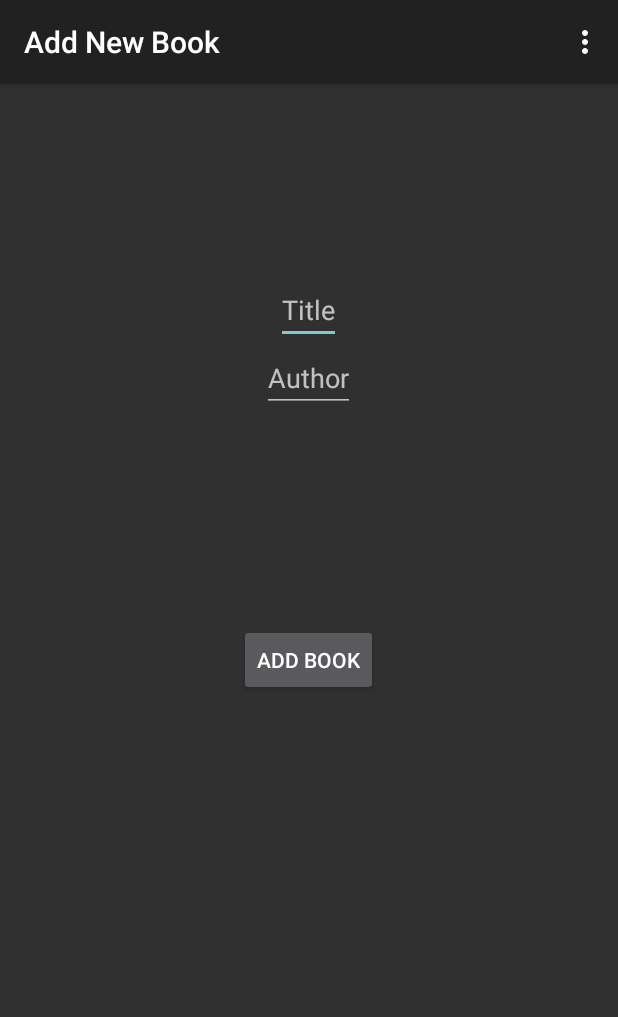
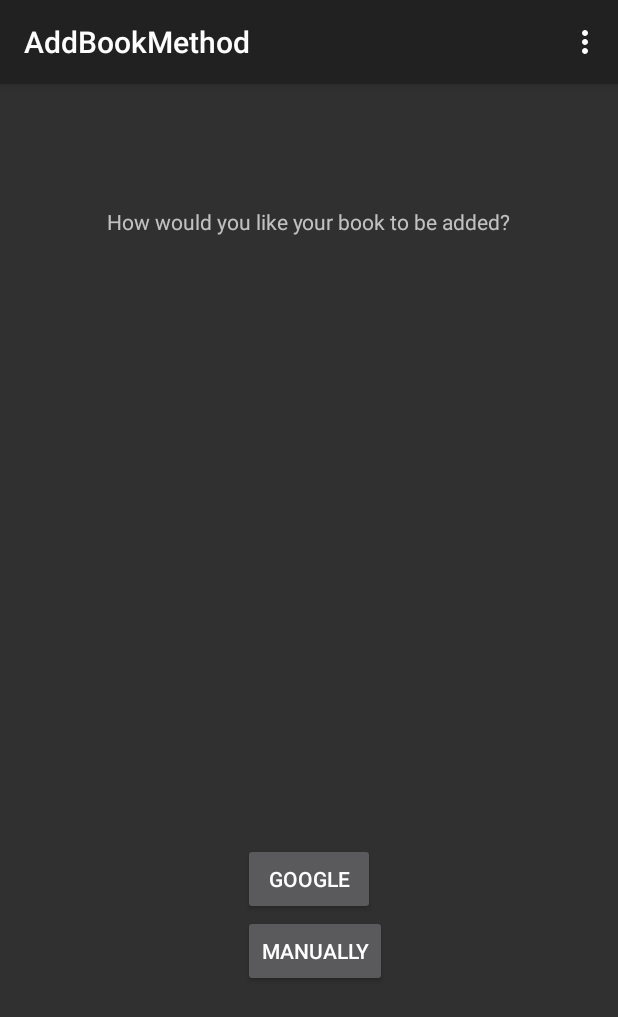
Before and after one commit to fed1620/BookWarm, an Android app: the screen it shows after launch (AddBookActivity before the commit, AddBookMethod after it), in the options menu, after a tap on "Add New Book", on a phone screen of 412 x 824 dp. Shown: the top 1017 px of the screen. Run offline under Robolectric (Android 15) with nearby library versions, the phone set to English and light mode, and no system bars.

Commit message:
new activity created

```diff
--- a/app/src/main/AndroidManifest.xml
+++ b/app/src/main/AndroidManifest.xml
@@ -32,6 +32,10 @@
             android:name=".AddNoteActivity"
             android:label="@string/title_activity_add_note" >
         </activity>
+        <activity
+            android:name=".AddBookMethod"
+            android:label="@string/title_activity_add_book_method" >
+        </activity>
     </application>
 
 </manifest>
--- /dev/null
+++ b/app/src/main/java/edu/byui/cs246/bookwarm/AddBookMethod.java
@@ -0,0 +1,66 @@
+package edu.byui.cs246.bookwarm;
+
+import android.content.Intent;
+import android.support.v7.app.ActionBarActivity;
+import android.os.Bundle;
+import android.view.Menu;
+import android.view.MenuItem;
+import android.view.View;
+import android.widget.Button;
+
+
+public class AddBookMethod extends ActionBarActivity {
+
+    private Book thisBook;
+
+    @Override
+    protected void onCreate(Bundle savedInstanceState) {
+        super.onCreate(savedInstanceState);
+        setContentView(R.layout.activity_add_book_method);
+
+        setupAddBookManuallyButton();
+    }
+
+
+    @Override
+    public boolean onCreateOptionsMenu(Menu menu) {
+        // Inflate the menu; this adds items to the action bar if it is present.
+        getMenuInflater().inflate(R.menu.menu_add_book_method, menu);
+        return true;
+    }
+
+    @Override
+    public boolean onOptionsItemSelected(MenuItem item) {
+        // Handle action bar item clicks here. The action bar will
+        // automatically handle clicks on the Home/Up button, so long
+        // as you specify a parent activity in AndroidManifest.xml.
+        int id = item.getItemId();
+
+        //noinspection SimplifiableIfStatement
+        if (id == R.id.action_settings) {
+            return true;
+        }
+
+        return super.onOptionsItemSelected(item);
+    }
+
+    /**
+     * SETUP ADD NOTE BUTTON
+     * Creates ADD NOTE ACTIVITY class by intent
+     **/
+    void setupAddBookManuallyButton() {
+        Button btn = (Button) findViewById(R.id.manually);
+        btn.setOnClickListener(new View.OnClickListener() {
+            @Override
+            public void onClick(View v) {
+                // create intent
+                Intent intent = new Intent(AddBookMethod.this, AddBookActivity.class);
+
+                intent.putExtra("thisBook", thisBook);
+
+                // run intent
+                startActivity(intent);
+            }
+        });
+    }
+}
--- a/app/src/main/java/edu/byui/cs246/bookwarm/MainActivity.java
+++ b/app/src/main/java/edu/byui/cs246/bookwarm/MainActivity.java
@@ -49,7 +49,7 @@
         }
 
         if (id == R.id.add_new_book) {
-            Intent intent = new Intent(MainActivity.this, AddBookActivity.class);
+            Intent intent = new Intent(MainActivity.this, AddBookMethod.class);
             startActivity(intent);
             return true;
         }
--- /dev/null
+++ b/app/src/main/res/layout/activity_add_book_method.xml
@@ -0,0 +1,35 @@
+<RelativeLayout xmlns:android="http://schemas.android.com/apk/res/android"
+    xmlns:tools="http://schemas.android.com/tools" android:layout_width="match_parent"
+    android:layout_height="match_parent" android:paddingLeft="@dimen/activity_horizontal_margin"
+    android:paddingRight="@dimen/activity_horizontal_margin"
+    android:paddingTop="@dimen/activity_vertical_margin"
+    android:paddingBottom="@dimen/activity_vertical_margin"
+    tools:context="edu.byui.cs246.bookwarm.AddBookMethod">
+
+    <Button
+        android:layout_width="wrap_content"
+        android:layout_height="wrap_content"
+        android:text="Google"
+        android:id="@+id/google"
+        android:layout_above="@+id/manually"
+        android:layout_centerHorizontal="true" />
+
+    <Button
+        android:layout_width="wrap_content"
+        android:layout_height="wrap_content"
+        android:text="Manually"
+        android:id="@+id/manually"
+        android:layout_alignParentBottom="true"
+        android:layout_alignLeft="@+id/google"
+        android:layout_alignStart="@+id/google"
+        android:layout_marginBottom="150dp" />
+
+    <TextView
+        android:layout_width="wrap_content"
+        android:layout_height="wrap_content"
+        android:text="How would you like your book to be added?"
+        android:id="@+id/howToAddBook"
+        android:layout_alignParentTop="true"
+        android:layout_centerHorizontal="true"
+        android:layout_marginTop="66dp" />
+</RelativeLayout>
--- /dev/null
+++ b/app/src/main/res/menu/menu_add_book_method.xml
@@ -0,0 +1,7 @@
+<menu xmlns:android="http://schemas.android.com/apk/res/android"
+    xmlns:app="http://schemas.android.com/apk/res-auto"
+    xmlns:tools="http://schemas.android.com/tools"
+    tools:context="edu.byui.cs246.bookwarm.AddBookMethod">
+    <item android:id="@+id/action_settings" android:title="@string/action_settings"
+        android:orderInCategory="100" app:showAsAction="never" />
+</menu>
--- a/app/src/main/res/values/strings.xml
+++ b/app/src/main/res/values/strings.xml
@@ -32,6 +32,7 @@
     </string-array>
     <string name="title_activity_list_note">Notes</string>
     <string name="title_activity_add_note">Add Note</string>
+    <string name="title_activity_add_book_method">AddBookMethod</string>
 
 
 </resources>
```
